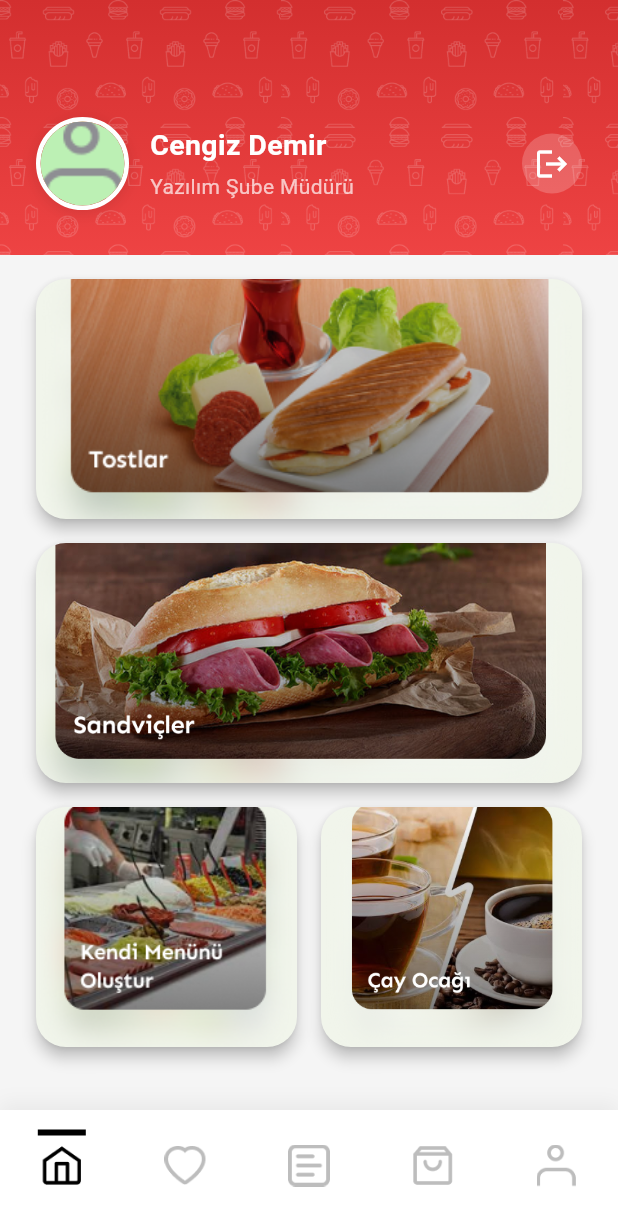
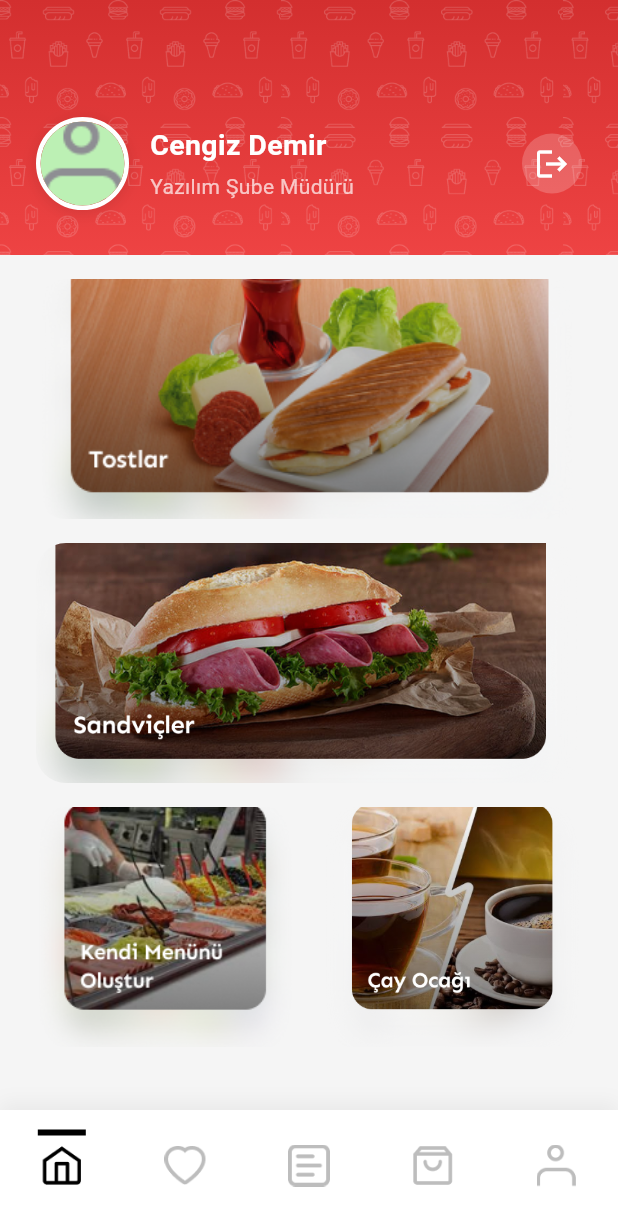
Before and after one commit to iremsu-erdemir/E-Kantin_3, a Flutter app: the screen it shows after launch, on a phone screen of 412 x 824 dp. Shown: the top 1226 px of the screen. Run offline on Flutter 3.47's test engine with Material 3 defaults, Android fonts, the light colour scheme and no system bars; Roboto replaces fonts that are missing (Poppins).

Commit message:
köşelerdeki boşluk sorunu çözüldü.

```diff
--- a/lib/home_page.dart
+++ b/lib/home_page.dart
@@ -284,13 +284,8 @@ class _HomePageState extends State<HomePage> {
                 children: [
                   Padding(
                     padding: const EdgeInsets.symmetric(horizontal: 24),
-                    child: Card(
-                      shape: RoundedRectangleBorder(
-                        borderRadius: BorderRadius.circular(20),
-                      ),
-                      elevation: 4,
-                      clipBehavior: Clip.antiAliasWithSaveLayer,
-                      margin: EdgeInsets.zero,
+                    child: ClipRRect(
+                      borderRadius: BorderRadius.circular(20),
                       child: Image.asset(
                         'assets/images/tost.png',
                         height: 160,
@@ -302,13 +297,8 @@ class _HomePageState extends State<HomePage> {
                   const SizedBox(height: 16),
                   Padding(
                     padding: const EdgeInsets.symmetric(horizontal: 24),
-                    child: Card(
-                      shape: RoundedRectangleBorder(
-                        borderRadius: BorderRadius.circular(20),
-                      ),
-                      elevation: 4,
-                      clipBehavior: Clip.antiAliasWithSaveLayer,
-                      margin: EdgeInsets.zero,
+                    child: ClipRRect(
+                      borderRadius: BorderRadius.circular(20),
                       child: Image.asset(
                         'assets/images/sandwich.png',
                         height: 160,
@@ -323,32 +313,24 @@ class _HomePageState extends State<HomePage> {
                     child: Row(
                       children: [
                         Expanded(
-                          child: Card(
-                            shape: RoundedRectangleBorder(
-                              borderRadius: BorderRadius.circular(20),
-                            ),
-                            elevation: 4,
-                            clipBehavior: Clip.antiAliasWithSaveLayer,
-                            margin: EdgeInsets.zero,
+                          child: ClipRRect(
+                            borderRadius: BorderRadius.circular(20),
                             child: Image.asset(
                               'assets/images/karisik.png',
                               height: 160,
+                              width: double.infinity,
                               fit: BoxFit.cover,
                             ),
                           ),
                         ),
                         const SizedBox(width: 16),
                         Expanded(
-                          child: Card(
-                            shape: RoundedRectangleBorder(
-                              borderRadius: BorderRadius.circular(20),
-                            ),
-                            elevation: 4,
-                            clipBehavior: Clip.antiAliasWithSaveLayer,
-                            margin: EdgeInsets.zero,
+                          child: ClipRRect(
+                            borderRadius: BorderRadius.circular(20),
                             child: Image.asset(
                               'assets/images/cay.png',
                               height: 160,
+                              width: double.infinity,
                               fit: BoxFit.cover,
                             ),
                           ),
```
